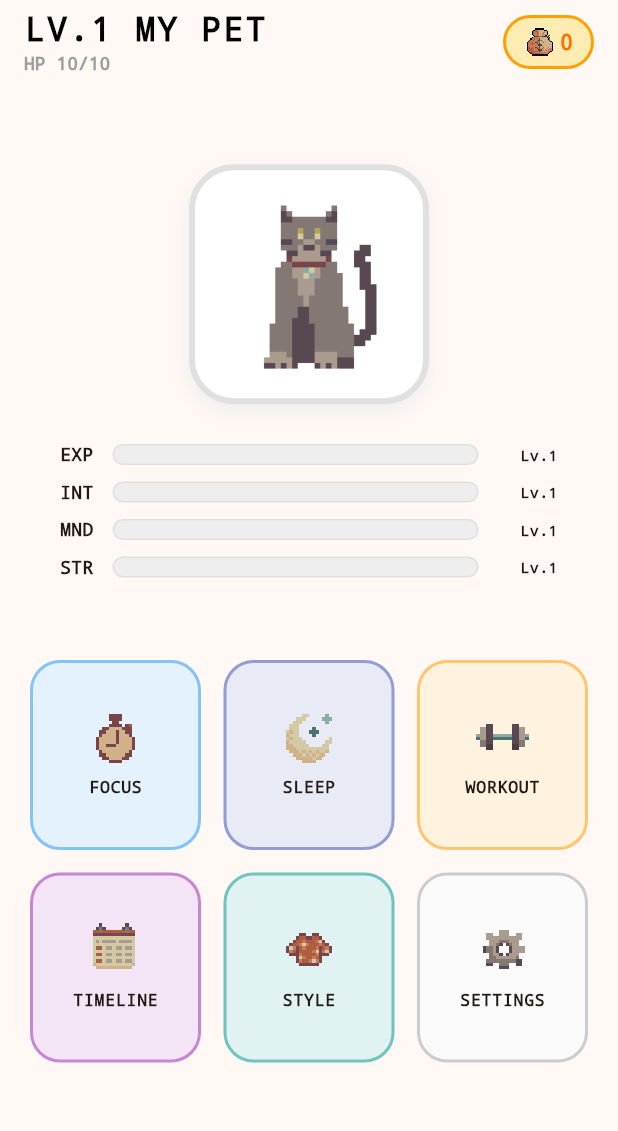
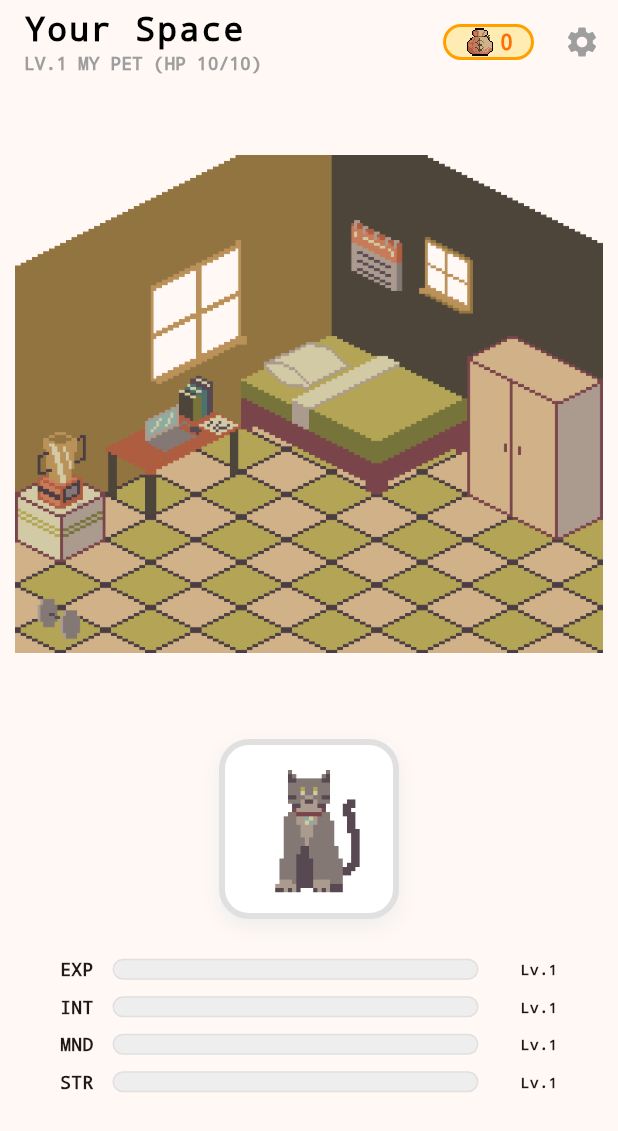
Before and after one commit to Sarankorn2547/habitu, a Flutter app: the screen it shows once a user with an empty profile is signed in, on a phone screen of 412 x 824 dp. Shown: the top 1131 px of the screen. Run offline on Flutter 3.47's test engine with Material 3 defaults, Android fonts, the phone set to English and light mode, and no system bars; our stand-ins replace cloud_firestore, firebase_auth, firebase_core, table_calendar; accounts and stored records are empty.

Commit message:
feat: Add Pet's Room and make object can click
Description
- Make Object in the Isometric Room can Click and Redirect to each
  Screen page
- Change click logic, from stack each object -> Use Hitbox for each
  object

```diff
--- a/App/lib/screens/home_screen.dart
+++ b/App/lib/screens/home_screen.dart
@@ -49,16 +49,16 @@ class HomeScreen extends StatelessWidget {
             title: Column(
               crossAxisAlignment: CrossAxisAlignment.start,
               children: [
-                Text(
-                  "LV.${avatar.level} ${avatar.name.toUpperCase()}",
-                  style: const TextStyle(
+                const Text(
+                  "Your Space",
+                  style: TextStyle(
                     color: Colors.black,
                     fontWeight: FontWeight.bold,
                     letterSpacing: 1.5,
                   ),
                 ),
                 Text(
-                  "HP ${avatar.level * 10}/${avatar.level * 10}",
+                  "LV.${avatar.level} ${avatar.name.toUpperCase()} (HP ${avatar.level * 10}/${avatar.level * 10})",
                   style: const TextStyle(
                     color: Colors.grey,
                     fontSize: 12,
@@ -67,16 +67,33 @@ class HomeScreen extends StatelessWidget {
                 ),
               ],
             ),
-            actions: [_buildCoinDisplay(avatar.coins)],
+            actions: [
+              _buildCoinDisplay(avatar.coins),
+              IconButton(
+                icon: const Icon(Icons.settings, color: Colors.grey),
+                onPressed: () => Navigator.push(
+                  context,
+                  MaterialPageRoute(builder: (_) => SettingsScreen()),
+                ),
+              ),
+            ],
           ),
           body: Column(
             children: [
-              // --- ส่วนแสดงสัตว์เลี้ยง (Pet Area) ---
+              // --- ส่วนห้อง Isometric (Room Area) ---
+              Expanded(
+                flex: 5,
+                child: _buildIsometricRoom(context, avatar),
+              ),
+
+              // --- ส่วนแสดงสัตว์เลี้ยง (Pet Stats Area) ---
               Expanded(
                 flex: 4,
+                child: SingleChildScrollView(
                   child: Column(
                     mainAxisAlignment: MainAxisAlignment.center,
                     children: [
+                      const SizedBox(height: 10),
                       _buildPetAvatar(),
                       const SizedBox(height: 25),
                       _buildStatBar(
@@ -106,103 +123,7 @@ class HomeScreen extends StatelessWidget {
                         Colors.redAccent.shade200,
                         "Lv.${avatar.strength}",
                       ),
-                  ],
-                ),
-              ),
-
-              // --- ส่วนเมนูหลัก (Menu Grid) ---
-              Expanded(
-                flex: 4,
-                child: Container(
-                  padding: const EdgeInsets.symmetric(horizontal: 20),
-                  child: GridView.count(
-                    crossAxisCount: 3,
-                    mainAxisSpacing: 15,
-                    crossAxisSpacing: 15,
-                    childAspectRatio: 0.9,
-                    children: [
-                      // ปุ่ม FOCUS
-                      _buildMenuButton(
-                        context,
-                        "assets/icons/clock.png",
-                        "FOCUS",
-                        Colors.blue.shade50,
-                        Colors.blue,
-                        () => Navigator.push(
-                          context,
-                          MaterialPageRoute(
-                            builder: (_) => PomodoroPage(avatar: avatar),
-                          ),
-                        ),
-                      ),
-
-                      // ปุ่ม SLEEP
-                      _buildMenuButton(
-                        context,
-                        "assets/icons/crescent_moon.png",
-                        "SLEEP",
-                        Colors.indigo.shade50,
-                        Colors.indigo,
-                        () => Navigator.push(
-                          context,
-                          MaterialPageRoute(
-                            builder: (_) => SleepPage(avatar: avatar),
-                          ),
-                        ),
-                      ),
-
-                      // ปุ่ม WORKOUT
-                      _buildMenuButton(
-                        context,
-                        "assets/icons/dumbbell.png",
-                        "WORKOUT",
-                        Colors.orange.shade50,
-                        Colors.orange,
-                        () => Navigator.push(
-                          context,
-                          MaterialPageRoute(
-                            builder: (_) => WorkoutScreen(avatar: avatar),
-                          ),
-                        ),
-                      ),
-
-                      // ปุ่ม TIMELINE (รวม History และปฏิทินไว้ด้วยกัน)
-                      _buildMenuButton(
-                        context,
-                        "assets/icons/calendar.png",
-                        "TIMELINE",
-                        Colors.purple.shade50,
-                        Colors.purple,
-                        () => Navigator.push(
-                          context,
-                          MaterialPageRoute(
-                            builder: (_) => const TimelineCalendarPage(),
-                          ), // เข้าสู่หน้า Timeline แบบมีปฏิทิน
-                        ),
-                      ),
-
-                      // ปุ่มสไตล์ (Coming Soon)
-                      _buildMenuButton(
-                        context,
-                        "assets/icons/shirt.png",
-                        "STYLE",
-                        Colors.teal.shade50,
-                        Colors.teal,
-                        null,
-                      ),
-
-                      // ปุ่มการตั้งค่า
-                      _buildMenuButton(
-                        context,
-                        "assets/icons/gear.png",
-                        "SETTINGS",
-                        Colors.grey.shade50,
-                        Colors.grey,
-                        () => Navigator.push(
-                          context,
-                          MaterialPageRoute(builder: (_) => SettingsScreen()),
-                        ),
-                      ),
+                      const SizedBox(height: 20),
                     ],
                   ),
                 ),
@@ -214,17 +135,106 @@ class HomeScreen extends StatelessWidget {
     );
   }
 
+  Widget _buildIsometricRoom(BuildContext context, AvatarModel avatar) {
+    return Center(
+      child: Padding(
+        padding: const EdgeInsets.symmetric(horizontal: 10.0),
+        child: AspectRatio(
+          aspectRatio: 2080 / 1760,
+          child: LayoutBuilder(
+            builder: (context, constraints) {
+              return Stack(
+                children: [
+                  // Combined Room Image
+                  Image.asset('assets/room_obj/room.png', fit: BoxFit.contain),
+
+                  // Hitboxes (Interactive)
+                  // Wardrobe -> Style (Coming Soon)
+                  _buildHitbox(
+                    constraints: constraints,
+                    rect: const Rect.fromLTRB(1600, 640, 2080, 1360),
+                    onTap: () => ScaffoldMessenger.of(context).showSnackBar(const SnackBar(content: Text("Style Page Coming Soon! 🚧"))),
+                  ),
+                  // Bed -> Sleep Page
+                  _buildHitbox(
+                    constraints: constraints,
+                    rect: const Rect.fromLTRB(800, 640, 1600, 1200),
+                    onTap: () => Navigator.push(context, MaterialPageRoute(builder: (_) => SleepPage(avatar: avatar))),
+                  ),
+                  // Calendar -> Timeline Page
+                  _buildHitbox(
+                    constraints: constraints,
+                    rect: const Rect.fromLTRB(1190, 230, 1370, 480),
+                    onTap: () => Navigator.push(context, MaterialPageRoute(builder: (_) => const TimelineCalendarPage())),
+                  ),
+                  // Desk -> Pomodoro / Focus Page
+                  _buildHitbox(
+                    constraints: constraints,
+                    rect: const Rect.fromLTRB(320, 780, 800, 1270),
+                    onTap: () => Navigator.push(context, MaterialPageRoute(builder: (_) => PomodoroPage(avatar: avatar))),
+                  ),
+                  // Trophy -> Achievement (Coming Soon)
+                  _buildHitbox(
+                    constraints: constraints,
+                    rect: const Rect.fromLTRB(0, 980, 320, 1440),
+                    onTap: () => ScaffoldMessenger.of(context).showSnackBar(const SnackBar(content: Text("Achievement Page Coming Soon! 🚧"))),
+                  ),
+                  // Dumbell -> Workout Page
+                  _buildHitbox(
+                    constraints: constraints,
+                    rect: const Rect.fromLTRB(80, 1570, 230, 1710),
+                    onTap: () => Navigator.push(context, MaterialPageRoute(builder: (_) => WorkoutScreen(avatar: avatar))),
+                  ),
+                ],
+              );
+            },
+          ),
+        ),
+      ),
+    );
+  }
+
+  Widget _buildHitbox({
+    required BoxConstraints constraints,
+    required Rect rect,
+    required VoidCallback onTap,
+  }) {
+    // Original canvas size
+    const double originalWidth = 2080;
+    const double originalHeight = 1760;
+
+    // Scale factors based on current container size
+    double scaleX = constraints.maxWidth / originalWidth;
+    double scaleY = constraints.maxHeight / originalHeight;
+
+    return Positioned(
+      left: rect.left * scaleX,
+      top: rect.top * scaleY,
+      width: rect.width * scaleX,
+      height: rect.height * scaleY,
+      child: GestureDetector(
+        onTap: onTap,
+        behavior: HitTestBehavior.opaque,
+        child: Container(
+          // Set to Colors.transparent for production, or Colors.red.withOpacity(0.5) to debug hitboxes!
+          color: Colors.transparent,
+        ),
+      ),
+    );
+  }
+
   // --- Widget ส่วนประกอบอื่นๆ (คงเดิม) ---
   Widget _buildCoinDisplay(int coins) {
     return Container(
-      margin: const EdgeInsets.only(right: 16),
-      padding: const EdgeInsets.symmetric(horizontal: 12, vertical: 6),
+      margin: const EdgeInsets.only(right: 8, top: 12, bottom: 12),
+      padding: const EdgeInsets.symmetric(horizontal: 12, vertical: 0),
       decoration: BoxDecoration(
         color: Colors.amber.shade100,
         borderRadius: BorderRadius.circular(20),
         border: Border.all(color: Colors.amber.shade700, width: 2),
       ),
       child: Row(
+        mainAxisSize: MainAxisSize.min, // Keep it compact
         children: [
           Image.asset(
             "assets/icons/money_bag.png",
@@ -247,11 +257,11 @@ class HomeScreen extends StatelessWidget {
 
   Widget _buildPetAvatar() {
     return Container(
-      width: 160,
-      height: 160,
+      width: 120, // Reduced from 160 to fit nicely in flex: 4
+      height: 120,
       decoration: BoxDecoration(
         color: Colors.white,
-        borderRadius: BorderRadius.circular(30),
+        borderRadius: BorderRadius.circular(20),
         border: Border.all(color: Colors.grey.shade300, width: 4),
         boxShadow: [
           BoxShadow(
@@ -264,8 +274,8 @@ class HomeScreen extends StatelessWidget {
       child: Center(
         child: Image.asset(
           'assets/images/CAT.png',
-          width: 120,
-          height: 120,
+          width: 90,
+          height: 90,
           fit: BoxFit.contain,
         ),
       ),
@@ -315,48 +325,4 @@ class HomeScreen extends StatelessWidget {
       ),
     );
   }
-
-  Widget _buildMenuButton(
-    BuildContext context,
-    String iconPath,
-    String label,
-    Color bgColor,
-    Color borderColor,
-    VoidCallback? onTap,
-  ) {
-    return GestureDetector(
-      onTap:
-          onTap ??
-          () => ScaffoldMessenger.of(
-            context,
-          ).showSnackBar(const SnackBar(content: Text("Coming Soon! 🚧"))),
-      child: Container(
-        decoration: BoxDecoration(
-          color: bgColor,
-          borderRadius: BorderRadius.circular(20),
-          border: Border.all(color: borderColor.withOpacity(0.5), width: 2),
-        ),
-        child: Column(
-          mainAxisAlignment: MainAxisAlignment.center,
-          children: [
-            Image.asset(
-              iconPath,
-              width: 35,
-              height: 35,
-              filterQuality: FilterQuality.none,
-            ),
-            const SizedBox(height: 8),
-            Text(
-              label,
-              style: const TextStyle(
-                fontSize: 11,
-                fontWeight: FontWeight.bold,
-                letterSpacing: 0.5,
-              ),
-            ),
-          ],
-        ),
-      ),
-    );
 }
-}
--- a/App/pubspec.yaml
+++ b/App/pubspec.yaml
@@ -75,6 +75,7 @@ flutter:
   assets:
     - assets/images/
     - assets/icons/
+    - assets/room_obj/
 
   # An image asset can refer to one or more resolution-specific "variants", see
   # https://flutter.dev/to/resolution-aware-images
```
Also changed, not shown: App/bboxes.json (added, +38 -0 lines), App/assets/room_obj/bed.png (added), App/assets/room_obj/calendar.png (added), App/assets/room_obj/desk.png (added), App/assets/room_obj/dumbell.png (added), App/assets/room_obj/room.png (added), App/assets/room_obj/room_empty.png (added), App/assets/room_obj/trophy.png (added), App/assets/room_obj/wardrobe.png (added), 1 other file. Lines whose indentation alone changed are shown as unchanged.
